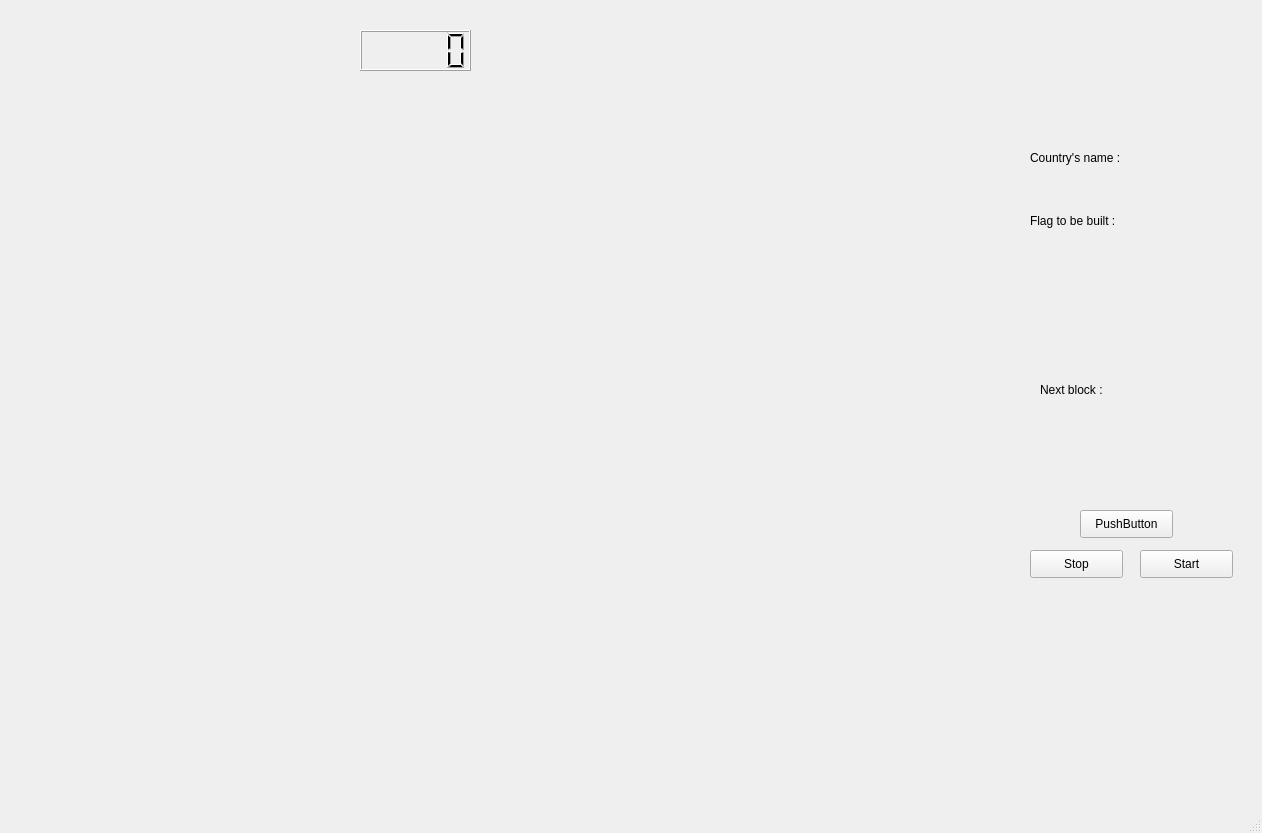
Above: src/ui/main_windows.ui from Jouramie/Design-3 before the change. Below: the same form after it.
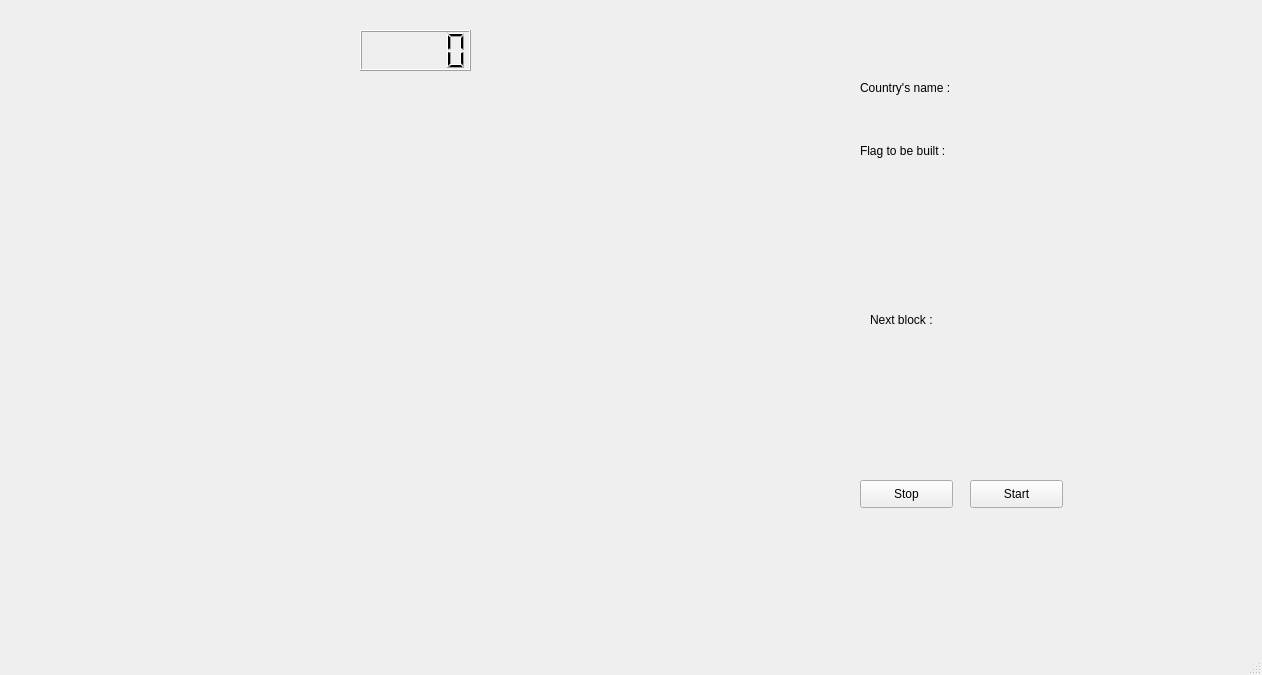
That is the form after the change.

Diff of the .ui file:
```diff
--- a/src/ui/main_windows.ui
+++ b/src/ui/main_windows.ui
@@ -7,7 +7,7 @@
     <x>0</x>
     <y>0</y>
     <width>1262</width>
-    <height>833</height>
+    <height>675</height>
    </rect>
   </property>
   <property name="windowTitle">
@@ -17,8 +17,8 @@
    <widget class="QPushButton" name="StartButton">
     <property name="geometry">
      <rect>
-      <x>1140</x>
-      <y>550</y>
+      <x>970</x>
+      <y>480</y>
       <width>93</width>
       <height>28</height>
      </rect>
@@ -30,8 +30,8 @@
    <widget class="QPushButton" name="StopButton">
     <property name="geometry">
      <rect>
-      <x>1030</x>
-      <y>550</y>
+      <x>860</x>
+      <y>480</y>
       <width>93</width>
       <height>28</height>
      </rect>
@@ -43,8 +43,8 @@
    <widget class="QLabel" name="FlagLabel">
     <property name="geometry">
      <rect>
-      <x>1030</x>
-      <y>210</y>
+      <x>860</x>
+      <y>140</y>
       <width>171</width>
       <height>21</height>
      </rect>
@@ -59,10 +59,10 @@
    <widget class="QLabel" name="videoLabel">
     <property name="geometry">
      <rect>
-      <x>50</x>
-      <y>80</y>
-      <width>931</width>
-      <height>731</height>
+      <x>80</x>
+      <y>70</y>
+      <width>771</width>
+      <height>521</height>
      </rect>
     </property>
     <property name="autoFillBackground">
@@ -75,8 +75,8 @@
    <widget class="QLabel" name="flagPicture">
     <property name="geometry">
      <rect>
-      <x>1080</x>
-      <y>250</y>
+      <x>910</x>
+      <y>180</y>
       <width>100</width>
       <height>100</height>
      </rect>
@@ -91,8 +91,8 @@
    <widget class="QLabel" name="label_2">
     <property name="geometry">
      <rect>
-      <x>1040</x>
-      <y>380</y>
+      <x>870</x>
+      <y>310</y>
       <width>141</width>
       <height>20</height>
      </rect>
@@ -104,8 +104,8 @@
    <widget class="QLabel" name="cube_label">
     <property name="geometry">
      <rect>
-      <x>1090</x>
-      <y>420</y>
+      <x>920</x>
+      <y>350</y>
       <width>81</width>
       <height>81</height>
      </rect>
@@ -130,8 +130,8 @@
    <widget class="QLabel" name="label">
     <property name="geometry">
      <rect>
-      <x>1030</x>
-      <y>150</y>
+      <x>860</x>
+      <y>80</y>
       <width>101</width>
       <height>16</height>
      </rect>
@@ -143,8 +143,8 @@
    <widget class="QLabel" name="CountryName">
     <property name="geometry">
      <rect>
-      <x>1030</x>
-      <y>170</y>
+      <x>860</x>
+      <y>100</y>
       <width>171</width>
       <height>21</height>
      </rect>
@@ -168,19 +168,6 @@
      <string/>
     </property>
    </widget>
-   <widget class="QPushButton" name="pushButton">
-    <property name="geometry">
-     <rect>
-      <x>1080</x>
-      <y>510</y>
-      <width>93</width>
-      <height>28</height>
-     </rect>
-    </property>
-    <property name="text">
-     <string>PushButton</string>
-    </property>
-   </widget>
   </widget>
   <widget class="QMenuBar" name="menubar">
    <property name="geometry">
```
